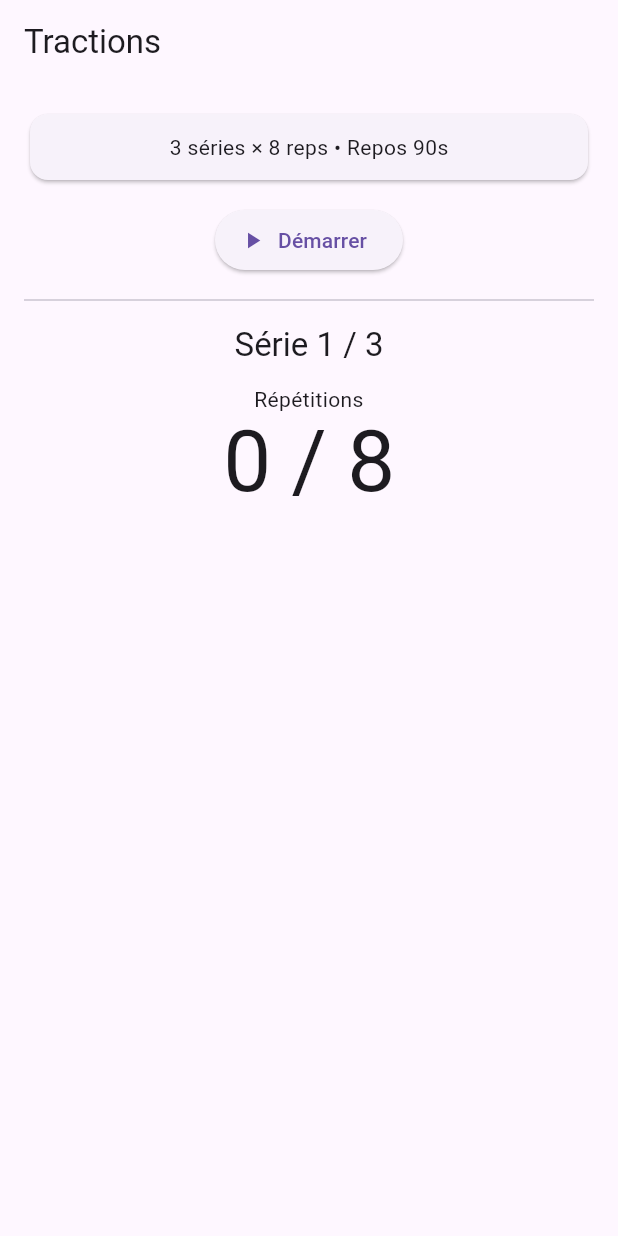
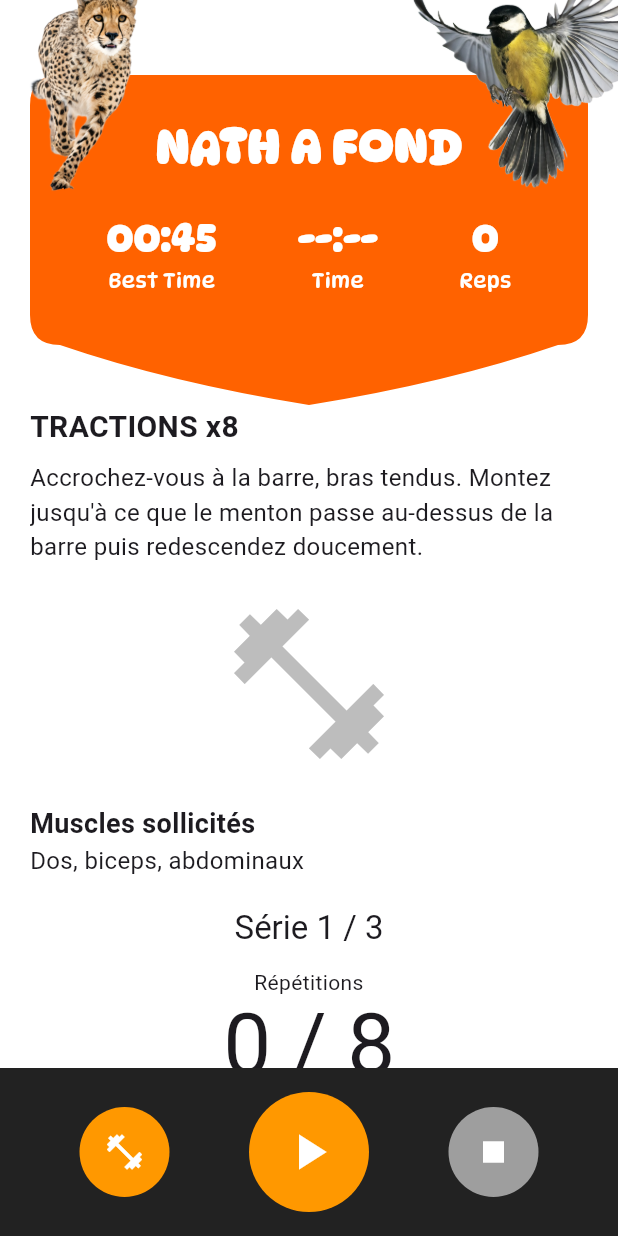
Before and after one commit to Louen12/natation, a Flutter app: the screen it shows after launch, on a phone screen of 412 x 824 dp. Run offline on Flutter 3.47's test engine with Material 3 defaults, Android fonts, the phone set to English and light mode, and no system bars; our stand-ins replace sensors_plus.

Commit message:
add widgets and front

```diff
--- a/lib/screens/traction_page.dart
+++ b/lib/screens/traction_page.dart
@@ -3,6 +3,8 @@ import 'dart:math' as math;
 import 'package:flutter/material.dart';
 import '../models/traction.dart';
 import '../services/traction_sensor_service.dart';
+import '../widgets/tjtq_circle_button.dart';
+import '../widgets/tjtq_card.dart';
 
 /// 1 rep = descent -> bottom -> ascent validée
 enum Phase { idle, descent, bottom, ascent }
@@ -22,6 +24,7 @@ class _TractionPageState extends State<TractionPage> {
   int currentReps = 0;
   bool inRest = false;
   int restRemaining = 0;
+  bool isTractionRunning = false;
 
   // Capteur (vertical projeté + lissé via le service)
   final _sensor = SensorService(alphaGravity: 0.96, alphaSmooth: 0.90);
@@ -36,29 +39,29 @@ class _TractionPageState extends State<TractionPage> {
   DateTime _tractionStarted = DateTime.now();
 
   // Seuils adaptatifs (noyau)
-  double base = 0.0;      // baseline lente
-  double ampThresh = 0.6; // amplitude min pour valider
-  double slopeEps  = 0.03; // pente mini
-  double downGate  = -0.2; // porte basse (delta < downGate)
-  double upGate    =  0.2; // porte haute (delta > upGate)
+  double base = 0.0;
+  double ampThresh = 0.6;
+  double slopeEps = 0.03;
+  double downGate = -0.2;
+  double upGate = 0.2;
 
   // Mémoire du cycle
   double minInDescent = 0.0;
-  double maxInAscent  = 0.0;
+  double maxInAscent = 0.0;
 
   // Anti-doublons
   static const minBottomHold = Duration(milliseconds: 50);
-  static const refractory    = Duration(milliseconds: 500);
-  static const maxPhaseMs    = 2500;
+  static const refractory = Duration(milliseconds: 500);
+  static const maxPhaseMs = 2500;
   DateTime _bottomAt = DateTime.fromMillisecondsSinceEpoch(0);
-  DateTime _lastRep  = DateTime.fromMillisecondsSinceEpoch(0);
+  DateTime _lastRep = DateTime.fromMillisecondsSinceEpoch(0);
 
   // Timer repos
   Timer? _restTimer;
 
-  // Lissage (moyenne glissante + pente rapide)
-  final int _maLen = 3;     // très court
-  final int _slopeLag = 1;  // pente quasi-instantanée
+  // Lissage
+  final int _maLen = 3;
+  final int _slopeLag = 1;
   final List<double> _buf = <double>[];
   double _ma = 0.0;
   double _maLagged = 0.0;
@@ -79,43 +82,36 @@ class _TractionPageState extends State<TractionPage> {
   Future<void> _calibrate() async {
     final samples = <double>[];
     final sub = _sensor.verticalStream().listen(samples.add);
-    await Future<void>.delayed(const Duration(milliseconds: 800)); // court & réactif
+    await Future<void>.delayed(const Duration(milliseconds: 800));
     await sub.cancel();
     if (samples.isEmpty) return;
 
     final mu = samples.reduce((a, b) => a + b) / samples.length;
-    final varSum = samples.fold<double>(0.0, (s, v) => s + (v - mu) * (v - mu));
+    final varSum =
+        samples.fold<double>(0.0, (s, v) => s + (v - mu) * (v - mu));
     final sigma = math.sqrt(varSum / samples.length);
 
     base = mu;
-
-    // Portes basses
     final gate = math.max(0.15, sigma * 1.2);
     downGate = -gate;
-    upGate   =  gate;
-
-    // Amplitude minimale basse (s’ajustera ensuite avec les mouvements)
+    upGate = gate;
     ampThresh = math.max(0.40, sigma * 1.2);
-
-    // Pente mini faible
-    slopeEps  = math.max(0.02, sigma * 0.25);
-
-    // Streak court
+    slopeEps = math.max(0.02, sigma * 0.25);
     _needStreak = 1;
   }
 
-  // -------- “Laxisme progressif” de démarrage --------
-  // k < 1.0 => plus tolérant
+  // -------- Laxisme progressif --------
   double _leniencyScale() {
     final since = DateTime.now().difference(_tractionStarted);
     if (since < const Duration(seconds: 25) && currentReps < 2) return 0.5;
     if (since < const Duration(seconds: 45) && currentReps < 4) return 0.75;
-    return 1.0; // normal
+    return 1.0;
   }
 
   // -------- Contrôles séance --------
   void _startTraction() async {
     setState(() {
+      isTractionRunning = true;
       currentSet = 1;
       currentReps = 0;
       inRest = false;
@@ -129,19 +125,31 @@ class _TractionPageState extends State<TractionPage> {
     _startSensor();
   }
 
-  // Moyenne glissante + valeur retardée pour pente
+  void _stopTraction() {
+    _sub?.cancel();
+    _restTimer?.cancel();
+    setState(() {
+      isTractionRunning = false;
+      currentSet = 1;
+      currentReps = 0;
+      inRest = false;
+      restRemaining = 0;
+      _phase = Phase.idle;
+      _phaseStart = DateTime.now();
+    });
+  }
+
+  // Moyenne glissante
   double _updateMA(double v) {
     _buf.add(v);
     if (_buf.length > _maLen) _buf.removeAt(0);
-
     _ma = _buf.fold<double>(0.0, (s, x) => s + x) / _buf.length;
 
     if (_buf.length >= _slopeLag) {
       final int idx = _buf.length - _slopeLag;
       final slice = _buf.sublist(0, idx);
-      _maLagged = slice.isEmpty
-          ? _ma
-          : slice.fold<double>(0.0, (s, x) => s + x) / slice.length;
+      _maLagged =
+          slice.isEmpty ? _ma : slice.fold<double>(0.0, (s, x) => s + x) / slice.length;
     } else {
       _maLagged = _ma;
     }
@@ -153,49 +161,40 @@ class _TractionPageState extends State<TractionPage> {
     _phase = Phase.idle;
     _phaseStart = DateTime.now();
     minInDescent = 0;
-    maxInAscent  = 0;
+    maxInAscent = 0;
     _buf.clear();
     _downStreak = 0;
-    _upStreak   = 0;
+    _upStreak = 0;
 
     _sub = _sensor.verticalStream().listen((vRaw) {
       val = vRaw;
       if (inRest) return;
 
-      // baseline lente
       base = base * 0.995 + val * 0.005;
-
       final currentMA = _updateMA(val);
       final slope = currentMA - _maLagged;
-
       final now = DateTime.now();
       final dtMs = now.difference(_phaseStart).inMilliseconds;
 
-      // ---------- appliquer la tolérance dynamique ----------
       final k = _leniencyScale();
+      final gDown = downGate * k;
+      final gUp = upGate * k;
+      final aThresh = ampThresh * k;
+      final sEps = slopeEps * k;
 
-      // Gates vers zéro (plus facile à franchir quand k<1)
-      final gDown = downGate * k; // ex: -0.2 * 0.5 = -0.10 -> plus tolérant
-      final gUp   = upGate   * k; // ex:  0.2 * 0.5 =  0.10 -> plus tolérant
-
-      // Seuils abaissés
-      final aThresh   = ampThresh * k;
-      final sEps      = slopeEps  * k;
-
-      // Réfractaire raccourci en phase laxiste
       final refracMs = (refractory.inMilliseconds * (0.5 + 0.5 * k)).round();
       final refractoryNow = Duration(milliseconds: refracMs);
-
-      // Phase plus longue si besoin
       final maxPhaseNow = (maxPhaseMs * (1.0 + (1.0 - k))).round();
 
-      // ---------- streaks avec pente plus permissive ----------
       if (slope < -sEps) {
-        _downStreak++; _upStreak = 0;
+        _downStreak++;
+        _upStreak = 0;
       } else if (slope > sEps) {
-        _upStreak++; _downStreak = 0;
+        _upStreak++;
+        _downStreak = 0;
       } else {
-        _downStreak = 0; _upStreak = 0;
+        _downStreak = 0;
+        _upStreak = 0;
       }
 
       switch (_phase) {
@@ -207,10 +206,8 @@ class _TractionPageState extends State<TractionPage> {
             _downStreak = 0;
           }
           break;
-
         case Phase.descent:
           if (currentMA < minInDescent) minInDescent = currentMA;
-          // on accepte le changement de sens
           if (_upStreak >= _needStreak) {
             _phase = Phase.bottom;
             _phaseStart = now;
@@ -219,7 +216,6 @@ class _TractionPageState extends State<TractionPage> {
           }
           if (dtMs > maxPhaseNow) _resetToIdle(now);
           break;
-
         case Phase.bottom:
           if (now.difference(_bottomAt) >= minBottomHold &&
               (currentMA - base) > gUp &&
@@ -231,33 +227,23 @@ class _TractionPageState extends State<TractionPage> {
           }
           if (dtMs > maxPhaseNow) _resetToIdle(now);
           break;
-
         case Phase.ascent:
           if (currentMA > maxInAscent) maxInAscent = currentMA;
-
-          // Fin de montée = pente re-négative (ou retombée sous une fraction de la porte haute)
-          final ascentDone = _downStreak >= _needStreak ||
-              (currentMA - base) < (gUp * 0.5); // sortie souple
+          final ascentDone =
+              _downStreak >= _needStreak || (currentMA - base) < (gUp * 0.5);
 
           if (ascentDone) {
             final amp = (maxInAscent - minInDescent).abs();
-
-            // en mode laxiste, tolérance “soft” abaissée
-            final softRatio = (k < 1.0) ? 0.40 : 0.60; // <- plus tolérant au début
+            final softRatio = (k < 1.0) ? 0.40 : 0.60;
             final reachedMain = amp >= aThresh;
             final reachedSoft = amp >= aThresh * softRatio;
-
             final refractoryOk = now.difference(_lastRep) >= refractoryNow;
 
             if ((reachedMain || reachedSoft) && refractoryOk) {
               _lastRep = now;
               setState(() => currentReps++);
-
-              // Ajustements doux : rapprocher ampThresh de ce que tu fais réellement
               final target = math.max(ampThresh * 0.85, amp);
               ampThresh = 0.6 * ampThresh + 0.4 * target;
-
-              // Recentrer très légèrement la base (utile si tu bouges un peu)
               base = base * 0.9 + ((minInDescent + maxInAscent) / 2.0) * 0.1;
 
               if (currentReps >= plan.repsPerSet) {
@@ -265,10 +251,8 @@ class _TractionPageState extends State<TractionPage> {
                 return;
               }
             }
-
             _resetToIdle(now);
           }
-
           if (dtMs > maxPhaseNow) _resetToIdle(now);
           break;
       }
@@ -296,7 +280,10 @@ class _TractionPageState extends State<TractionPage> {
           content: const Text('Tu as terminé toutes les séries !'),
           actions: [
             TextButton(
-              onPressed: () { Navigator.pop(context); _stopTraction(); },
+              onPressed: () {
+                Navigator.pop(context);
+                _stopTraction();
+              },
               child: const Text('OK'),
             ),
           ],
@@ -330,64 +317,69 @@ class _TractionPageState extends State<TractionPage> {
     });
   }
 
-  void _stopTraction() {
-    _sub?.cancel();
-    _restTimer?.cancel();
-    setState(() {
-      currentSet = 1;
-      currentReps = 0;
-      inRest = false;
-      restRemaining = 0;
-      _phase = Phase.idle;
-      _phaseStart = DateTime.now();
-    });
-  }
-
-  // UI
+  // -------- UI --------
   @override
   Widget build(BuildContext context) {
     final k = _leniencyScale();
     return Scaffold(
-      appBar: AppBar(title: const Text('Tractions')),
-      body: Padding(
-        padding: const EdgeInsets.all(16),
+      backgroundColor: Colors.white,
+      body: SafeArea(
+        child: Column(
+          children: [
+            Padding(
+              padding: const EdgeInsets.only(top: 50), // <-- espace en haut
+              child: ExerciseCard(
+                title: "NATH A FOND",
+                bestTime: "00:45",
+                time: inRest ? "$restRemaining s" : "--:--",
+                repetitions: currentReps,
+                leftImage: "assets/images/guepard.png",
+                rightImage: "assets/images/mesange.png",
+              ),
+            ),
+            Expanded(
+              child: Padding(
+                padding: const EdgeInsets.symmetric(horizontal: 20),
                 child: ListView(
                   children: [
-            Card(
-              child: Padding(
-                padding: const EdgeInsets.all(12),
-                child: Column(
-                  children: [
                     Text(
-                      '${plan.sets} séries × ${plan.repsPerSet} reps • Repos ${plan.restSeconds}s',
-                      style: Theme.of(context).textTheme.bodyMedium,
-                    ),
-                  ],
+                      "TRACTIONS x${plan.repsPerSet}",
+                      style: const TextStyle(
+                        fontSize: 20,
+                        fontWeight: FontWeight.bold,
                       ),
                     ),
+                    const SizedBox(height: 8),
+                    const Text(
+                      "Accrochez-vous à la barre, bras tendus. "
+                      "Montez jusqu'à ce que le menton passe au-dessus de la barre "
+                      "puis redescendez doucement.",
+                      style: TextStyle(fontSize: 16),
                     ),
-            const SizedBox(height: 12),
-
-            Row(
-              mainAxisAlignment: MainAxisAlignment.center,
-              children: [
-                ElevatedButton.icon(
-                  onPressed: _startTraction,
-                  icon: const Icon(Icons.play_arrow),
-                  label: const Text('Démarrer'),
+                    const SizedBox(height: 20),
+                    Center(
+                      child: Icon(Icons.fitness_center,
+                          size: 120, color: Colors.grey[400]),
                     ),
-              ],
+                    const SizedBox(height: 20),
+                    const Text(
+                      "Muscles sollicités",
+                      style: TextStyle(
+                        fontSize: 18,
+                        fontWeight: FontWeight.bold,
                       ),
-
-            const Divider(height: 32),
-
+                    ),
+                    const Text(
+                      "Dos, biceps, abdominaux",
+                      style: TextStyle(fontSize: 16),
+                    ),
+                    const SizedBox(height: 20),
                     Text(
-              'Série $currentSet / ${plan.sets}',
+                      "Série $currentSet / ${plan.sets}",
                       style: Theme.of(context).textTheme.titleLarge,
                       textAlign: TextAlign.center,
                     ),
                     const SizedBox(height: 12),
-
                     if (inRest) ...[
                       const Text('Repos', textAlign: TextAlign.center),
                       Text(
@@ -399,7 +391,8 @@ class _TractionPageState extends State<TractionPage> {
                       LinearProgressIndicator(
                         value: plan.restSeconds == 0
                             ? 1
-                    : (plan.restSeconds - restRemaining) / plan.restSeconds,
+                            : (plan.restSeconds - restRemaining) /
+                                plan.restSeconds,
                       ),
                     ] else ...[
                       const Text('Répétitions', textAlign: TextAlign.center),
@@ -409,6 +402,44 @@ class _TractionPageState extends State<TractionPage> {
                         textAlign: TextAlign.center,
                       ),
                     ],
+                    const SizedBox(height: 16),
+                    Text(
+                      'phase=$_phase val=${val.toStringAsFixed(2)} '
+                      'base=${base.toStringAsFixed(2)} k=${k.toStringAsFixed(2)}',
+                      textAlign: TextAlign.center,
+                      style:
+                          const TextStyle(fontSize: 12, color: Colors.grey),
+                    ),
+                  ],
+                ),
+              ),
+            ),
+
+            Container(
+              color: Colors.black87,
+              padding: const EdgeInsets.symmetric(vertical: 16),
+              child: Row(
+                mainAxisAlignment: MainAxisAlignment.spaceEvenly,
+                children: [
+                  CircleButton(
+                    icon: Icons.fitness_center,
+                    color: Colors.orange,
+                    onTap: () {},
+                  ),
+                  CircleButton(
+                    icon: isTractionRunning ? Icons.pause : Icons.play_arrow,
+                    color: Colors.orange,
+                    big: true,
+                    onTap: isTractionRunning ? _stopTraction : _startTraction,
+                  ),
+                  CircleButton(
+                    icon: Icons.stop,
+                    color: Colors.grey,
+                    onTap: _stopTraction,
+                  ),
+                ],
+              ),
+            ),
           ],
         ),
       ),
--- /dev/null
+++ b/lib/widgets/tjtq_card.dart
@@ -0,0 +1,186 @@
+import 'package:flutter/material.dart';
+
+class ExerciseCard extends StatelessWidget {
+  final String title;
+  final String? bestTime;
+  final String? time;
+  final int? repetitions;
+  final String? leftImage;
+  final String? rightImage;
+  final Color backgroundColor;
+
+  const ExerciseCard({
+    super.key,
+    required this.title,
+    this.bestTime,
+    this.time,
+    this.repetitions,
+    this.leftImage,
+    this.rightImage,
+    this.backgroundColor = const Color(0xFFFF6200),
+  });
+
+  @override
+  Widget build(BuildContext context) {
+    return Container(
+      margin: const EdgeInsets.symmetric(horizontal: 20),
+      clipBehavior: Clip.none,
+      child: Stack(
+        clipBehavior: Clip.none,
+        children: [
+          // Carte avec ClipPath
+          ClipPath(
+            clipper: ExerciseCardClipper(),
+            child: Container(
+              padding: const EdgeInsets.all(24),
+              height: 220,
+              decoration: BoxDecoration(
+                color: backgroundColor,
+              ),
+              child: Column(
+            mainAxisSize: MainAxisSize.min,
+            children: [
+              Text(
+                title,
+                style: const TextStyle(
+                  fontSize: 32,
+                  fontFamily: 'DynaPuff',
+                  fontWeight: FontWeight.w600,
+                  color: Colors.white,
+                ),
+              ),
+              const SizedBox(height: 20),
+              Row(
+                mainAxisAlignment: MainAxisAlignment.spaceAround,
+                children: [
+                  if (bestTime != null)
+                    Column(
+                      children: [
+                        Text(
+                          bestTime!,
+                          style: const TextStyle(
+                            fontSize: 26,
+                            fontWeight: FontWeight.bold,
+                            color: Colors.white,
+                            fontFamily: 'DynaPuff',
+                          ),
+                        ),
+                        const Text(
+                          "Best Time",
+                          style: TextStyle(
+                            color: Colors.white,
+                            fontFamily: 'DynaPuff',
+                          ),
+                        ),
+                      ],
+                    ),
+                  if (time != null)
+                    Column(
+                      children: [
+                        Text(
+                          time!,
+                          style: const TextStyle(
+                            fontSize: 26,
+                            fontWeight: FontWeight.bold,
+                            color: Colors.white,
+                            fontFamily: 'DynaPuff',
+                          ),
+                        ),
+                        const Text(
+                          "Time",
+                          style: TextStyle(color: Colors.white , fontFamily: 'DynaPuff'),
+                        ),
+                      ],
+                    ),
+                  if (repetitions != null)
+                    Column(
+                      children: [
+                        Text(
+                          "$repetitions",
+                          style: const TextStyle(
+                            fontSize: 26,
+                            fontWeight: FontWeight.bold,
+                            color: Colors.white,
+                            fontFamily: 'DynaPuff',
+                          ),
+                        ),
+                        const Text(
+                          "Reps",
+                          style: TextStyle(color: Colors.white, fontFamily: 'DynaPuff'),
+                        ),
+                      ],
+                    ),
+                ],
+              ),
+            ],
+          ),
+            ),
+          ),
+          // Images qui débordent (devant la carte)
+          if (leftImage != null)
+            Positioned(
+              top: -70,
+              left: -30,
+              child: Image.asset(leftImage!, width: 160),
+            ),
+          if (rightImage != null)
+            Positioned(
+              top: -70,
+              right: -40,
+              child: Image.asset(rightImage!, width: 160),
+            ),
+        ],
+      ),
+    );
+  }
+}
+
+class ExerciseCardClipper extends CustomClipper<Path> {
+  @override
+  Path getClip(Size size) {
+    final path = Path();
+    const radius = 20.0;
+
+    // Point de départ : coin supérieur gauche avec arrondi
+    path.moveTo(radius, 0);
+
+    // Côté supérieur droit avec arrondi
+    path.lineTo(size.width - radius, 0);
+    path.quadraticBezierTo(size.width, 0, size.width, radius);
+
+    // Côté droit jusqu'au coin inférieur droit avec arrondi
+    path.lineTo(size.width, size.height - 40 - radius);
+    path.quadraticBezierTo(size.width, size.height - 40, size.width - radius, size.height - 40);
+
+    // Coin inférieur droit qui remonte vers le pic central
+    path.quadraticBezierTo(
+      size.width * 0.75, // Point de contrôle horizontal
+      size.height - 15, // Point de contrôle vertical (remonte)
+      size.width * 0.5, // Point final au centre
+      size.height, // Hauteur finale (pic vers le bas)
+    );
+
+    // Coin inférieur gauche qui remonte vers le pic central
+    path.quadraticBezierTo(
+      size.width * 0.25, // Point de contrôle horizontal
+      size.height - 15, // Point de contrôle vertical (remonte)
+      radius, // Point final au coin gauche (avec arrondi)
+      size.height - 40, // Hauteur finale (même proportion que le côté droit)
+    );
+
+    // Arrondi du coin inférieur gauche
+    path.quadraticBezierTo(0, size.height - 40, 0, size.height - 40 - radius);
+
+
+    // Côté gauche jusqu'au coin supérieur gauche avec arrondi
+    path.lineTo(0, radius);
+    path.quadraticBezierTo(0, 0, radius, 0);
+
+
+    path.close();
+    return path;
+  }
+
+  @override
+  bool shouldReclip(CustomClipper<Path> oldClipper) => false;
+}
--- /dev/null
+++ b/lib/widgets/tjtq_circle_button.dart
@@ -0,0 +1,32 @@
+import 'package:flutter/material.dart';
+
+class CircleButton extends StatelessWidget {
+  final IconData icon;
+  final Color color;
+  final bool big;
+  final VoidCallback? onTap;
+
+  const CircleButton({
+    required this.icon,
+    required this.color,
+    this.big = false,
+    this.onTap,
+    super.key,
+  });
+
+  @override
+  Widget build(BuildContext context) {
+    return GestureDetector(
+      onTap: onTap,
+      child: Container(
+        width: big ? 80 : 60,
+        height: big ? 80 : 60,
+        decoration: BoxDecoration(
+          color: color,
+          shape: BoxShape.circle,
+        ),
+        child: Icon(icon, color: Colors.white, size: big ? 40 : 28),
+      ),
+    );
+  }
+}
```
Lines whose indentation alone changed are shown as unchanged.
